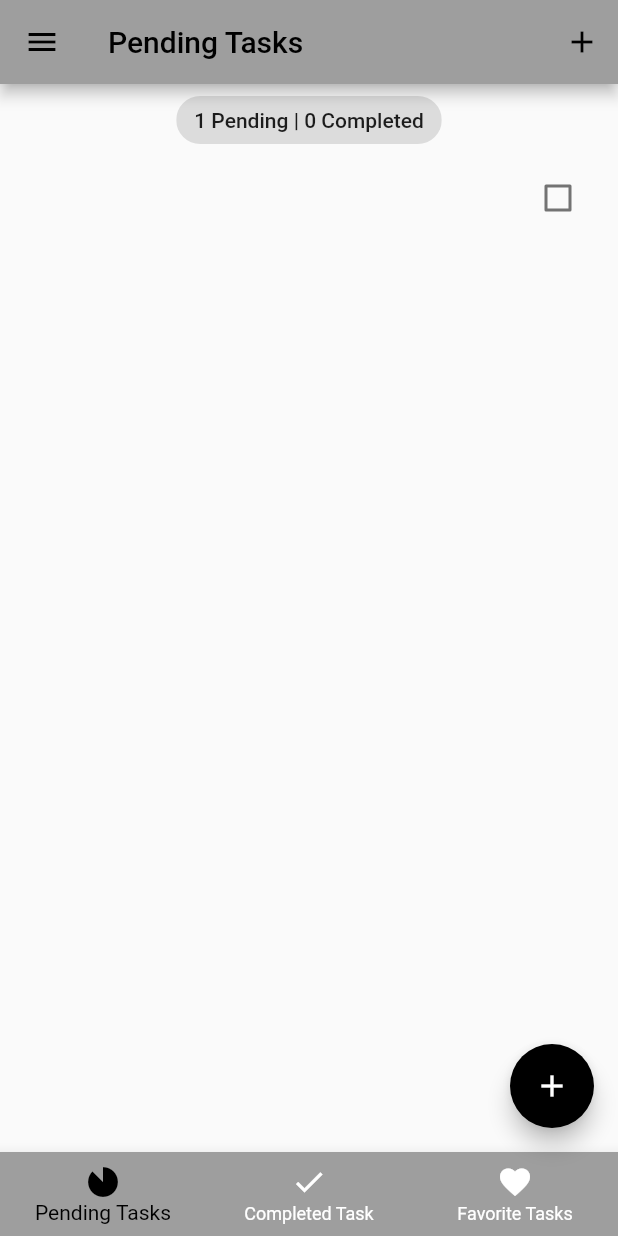
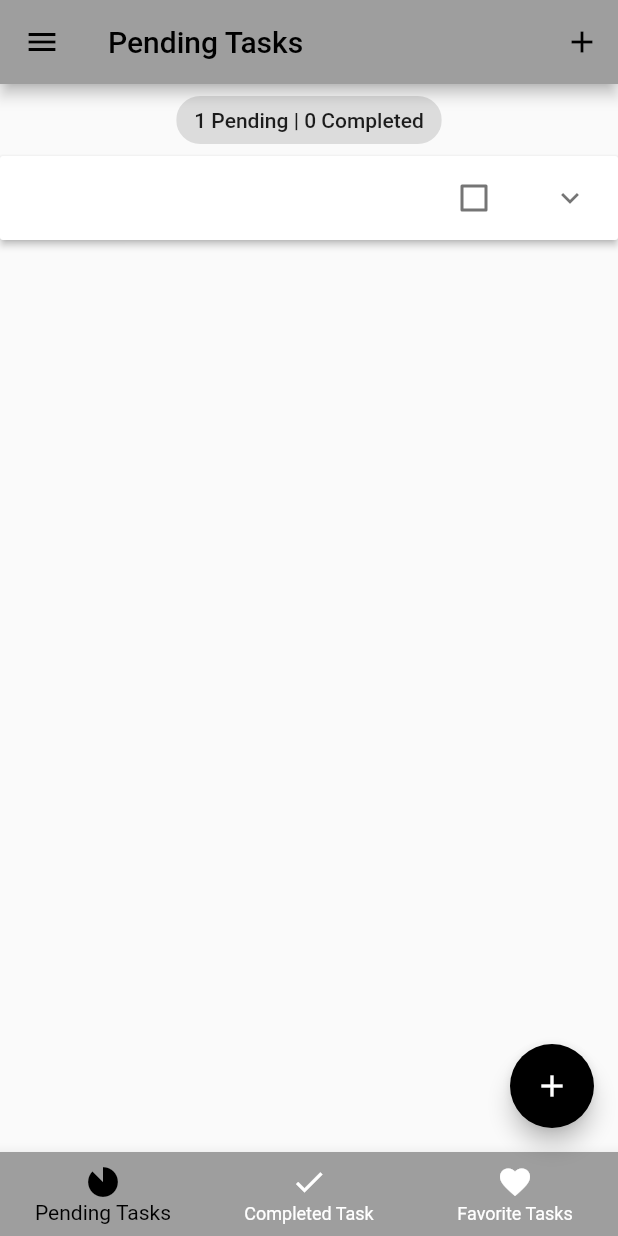
Before and after one commit to Yader1/flutter_tasks_app_in_bloc, a Flutter app: the AddTaskScreen widget shown alone on an empty page, opened directly, after a tap on "Add", on a phone screen of 412 x 824 dp. Run offline on Flutter 3.47's test engine with Material 2 defaults, Android fonts, the phone set to English and light mode, and no system bars; our stand-ins replace equatable, flutter_bloc, hydrated_bloc.

```diff
--- a/lib/models/task.dart
+++ b/lib/models/task.dart
@@ -3,12 +3,14 @@ import 'package:equatable/equatable.dart';
 // ignore: must_be_immutable
 class Task extends Equatable{
   final String title;
+  final String description;
   final String id;
   bool? isDone;
   bool? isDeleted;
 
   Task({
     required this.title,
+    required this.description,
     required this.id,
     this.isDone,
     this.isDeleted,
@@ -19,12 +21,14 @@ class Task extends Equatable{
 
   Task copyWith({
     String? title,
+    String? description,
     String? id,
     bool? isDone,
     bool? isDeleted,
   }) {
     return Task(
       title: title ?? this.title,
+      description: description ?? this.description,
       id: id ?? this.id,
       isDone: isDone ?? this.isDone,
       isDeleted: isDeleted ?? this.isDeleted,
@@ -34,6 +38,7 @@ class Task extends Equatable{
   Map<String, dynamic> toMap() {
     return <String, dynamic>{
       'title': title,
+      'description': description,
       'id': id,
       'isDone': isDone,
       'isDeleted': isDeleted,
@@ -43,6 +48,7 @@ class Task extends Equatable{
   factory Task.fromMap(Map<String, dynamic> map) {
     return Task(
       title: map['title'] ?? '',
+      description: map['description'] ?? '',
       id: map['id'] ?? '',
       isDone: map['isDone'] != null ? map['isDone'] as bool : null,
       isDeleted: map['isDeleted'] != null ? map['isDeleted'] as bool : null,
@@ -52,6 +58,7 @@ class Task extends Equatable{
   @override
   List<Object?> get props => [
     title,
+    description,
     id,
     isDone,
     isDeleted,
--- a/lib/screens/add_task_screen.dart
+++ b/lib/screens/add_task_screen.dart
@@ -13,25 +13,39 @@ class AddTaskScreen extends StatelessWidget {
   @override
   Widget build(BuildContext context) {
     TextEditingController titleController = TextEditingController();
+    TextEditingController descriptionController = TextEditingController();
     return Container(
       padding: const EdgeInsets.all(20.0),
       child: Column(children: [
         const Text("Add Task", style: TextStyle(fontSize: 24.0)),
         const SizedBox(height: 10.0),
+        Padding(
+          padding: const EdgeInsets.only(top: 10.0, bottom: 10.0),
+          child: TextField(
+            autofocus: true,
+            decoration: const InputDecoration(
+              label: Text("Title"),
+              border: OutlineInputBorder()
+            ),
+            controller: titleController,
+          ),
+        ),
         TextField(
           autofocus: true,
+          minLines: 3,
+          maxLines: 5,
           decoration: const InputDecoration(
-            label: Text("Title"),
+            label: Text("Description"),
             border: OutlineInputBorder()
           ),
-          controller: titleController,
+          controller: descriptionController,
         ),
         Row(
           mainAxisAlignment: MainAxisAlignment.spaceEvenly,
           children: [
             ElevatedButton(
               onPressed: (){
-                var task = Task(title: titleController.text, id: GUIDGen.generate());
+                var task = Task(title: titleController.text, description: descriptionController.text, id: GUIDGen.generate());
                 context.read<TasksBloc>().add(AddTask(task: task));
                 Navigator.pop(context);
               },
--- a/lib/screens/tabs_screen.dart
+++ b/lib/screens/tabs_screen.dart
@@ -27,6 +27,7 @@ class _TabsScreenState extends State<TabsScreen> {
   void _addTask(BuildContext context){
     showModalBottomSheet(
       context: context,
+      isScrollControlled: true,
       builder: (context) => SingleChildScrollView(
         child: Container(
           padding: EdgeInsets.only(bottom: MediaQuery.of(context).viewInsets.bottom),
--- a/lib/widgets/task_tile.dart
+++ b/lib/widgets/task_tile.dart
@@ -20,7 +20,7 @@ class TaskTile extends StatelessWidget {
   @override
   Widget build(BuildContext context) {
     return ListTile(
-      title: Text(task.title, style: TextStyle(
+      title: Text(task.title, overflow: TextOverflow.ellipsis, style: TextStyle(
         decoration: task.isDone! ? TextDecoration.lineThrough : null
       )),
       trailing: Checkbox(
--- a/lib/widgets/tasks_list.dart
+++ b/lib/widgets/tasks_list.dart
@@ -11,6 +11,32 @@ class TasksList extends StatelessWidget {
   @override
   Widget build(BuildContext context) {
     return Expanded(
+      child: SingleChildScrollView(
+        child: ExpansionPanelList.radio(
+          children: tasksList.map((task) => ExpansionPanelRadio(
+            value: task.id,
+            headerBuilder: (context, isOpen) => TaskTile(task: task),
+            body: ListTile(
+              title: SelectableText.rich(
+                TextSpan(
+                  children: [
+                    const TextSpan(text: 'Text\n', style: TextStyle(fontWeight: FontWeight.bold)),
+                    TextSpan(text: task.title),
+                    const TextSpan(text: '\n\nDescription\n', style: TextStyle(fontWeight: FontWeight.bold)),
+                    TextSpan(text: task.description),
+                  ]
+                ),
+              ),
+            )
+          )).toList(),
+        ),
+      ),
+    );
+  }
+}
+
+/*
+Expanded(
       child: ListView.builder(
         itemCount: tasksList.length,
         itemBuilder: (context, index){
@@ -18,6 +44,5 @@ class TasksList extends StatelessWidget {
           return TaskTile(task: task);
         }
       ),
-    );
-  }
-}
+    )
+*/
```
